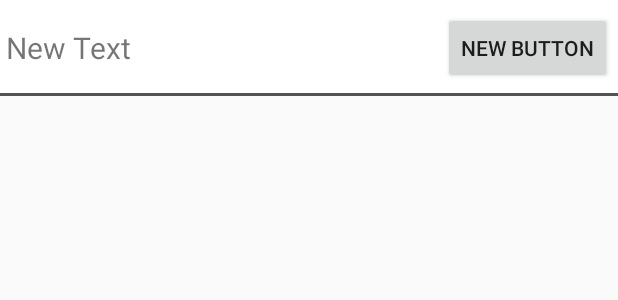
After one commit to injae/Cryptonite, an Android app: the layout make_group_id_list.xml on its own in the app's theme, with its tools: preview values and no code run, on a phone screen of 412 x 824 dp. The commit adds this screen. Shown: the top 300 px of the screen. Run offline under Robolectric (Android 15) with nearby library versions, the phone set to English and light mode, and no system bars.

Commit message:
Group Make

```diff
--- a/AndroidCryptonite/app/build.gradle
+++ b/AndroidCryptonite/app/build.gradle
@@ -25,4 +25,5 @@ dependencies {
     compile 'com.android.support:appcompat-v7:23.4.0'
     compile 'com.android.support:design:23.4.0'
     compile 'com.github.angads25:filepicker:1.0.2'
+    compile 'com.github.arimorty:floatingsearchview:2.0.3'
 }
--- a/AndroidCryptonite/app/src/main/java/Function/PacketRule.java
+++ b/AndroidCryptonite/app/src/main/java/Function/PacketRule.java
@@ -19,6 +19,9 @@ public interface PacketRule
     byte FILE_UPLOAD = 12;
     byte DELETE_GROUP = 13;
     byte GROUP_INVITE = 14;
+    byte KEY_EXCHANGE = 15;
+    byte GROUP_WITHDRAWAL = 16;
+    byte GROUP_SEARCH = 17;
     //---------------------------------------
 
     // AUTOBACKUP(1) AUTOBACKUP EVENT
--- /dev/null
+++ b/AndroidCryptonite/app/src/main/res/drawable/id_list_border.xml
@@ -0,0 +1,17 @@
+<?xml version="1.0" encoding="utf-8"?>
+<layer-list xmlns:android="http://schemas.android.com/apk/res/android" >
+
+    <item
+        android:left="-5dp"
+        android:right="-5dp"
+        android:top="-5dp">
+        <shape android:shape="rectangle" >
+            <solid android:color="#FFFFFF" />
+
+            <stroke
+                android:width="2dp"
+                android:color="#535353" />
+        </shape>
+    </item>
+
+</layer-list>
--- /dev/null
+++ b/AndroidCryptonite/app/src/main/res/layout/make_group_id_list.xml
@@ -0,0 +1,30 @@
+<?xml version="1.0" encoding="utf-8"?>
+<RelativeLayout xmlns:android="http://schemas.android.com/apk/res/android"
+    android:orientation="horizontal" android:layout_width="match_parent"
+    android:layout_height="wrap_content"
+    android:paddingLeft="4dp"
+    android:paddingRight="4dp"
+    android:paddingTop="8dp"
+    android:paddingBottom="8dp"
+    android:background="@drawable/id_list_border">
+
+    <TextView
+        android:layout_width="wrap_content"
+        android:layout_height="wrap_content"
+        android:text="New Text"
+        android:id="@+id/Search_id"
+        android:textSize="20dp"
+        android:layout_centerVertical="true"
+        android:layout_alignParentLeft="true"
+        android:layout_alignParentStart="true" />
+
+    <Button
+        android:layout_width="wrap_content"
+        android:layout_height="wrap_content"
+        android:text="New Button"
+        android:id="@+id/button"
+        android:layout_alignParentTop="true"
+        android:layout_alignParentRight="true"
+        android:layout_alignParentEnd="true" />
+
+</RelativeLayout>
```
Also changed, not shown: AndroidCryptonite/app/src/main/java/Function/Client_Group_Search.java (added, +106 -0 lines), AndroidCryptonite/app/src/main/java/Function/Client_Group_Search_Suggestion.java (added, +48 -0 lines), AndroidCryptonite/app/src/main/java/com/cryptonite/cryptonite/MakeGroupActivity.java (+52 -0 lines), AndroidCryptonite/app/src/main/res/layout/activity_make_group.xml (+15 -3 lines).
